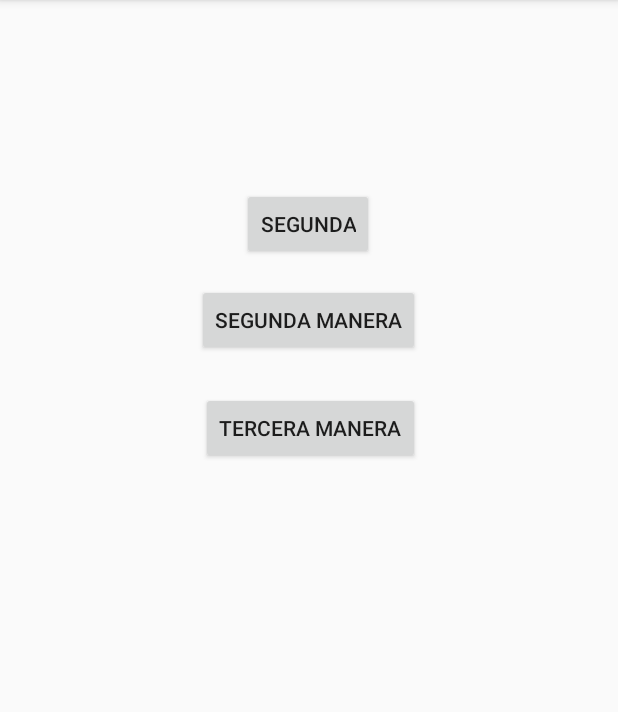
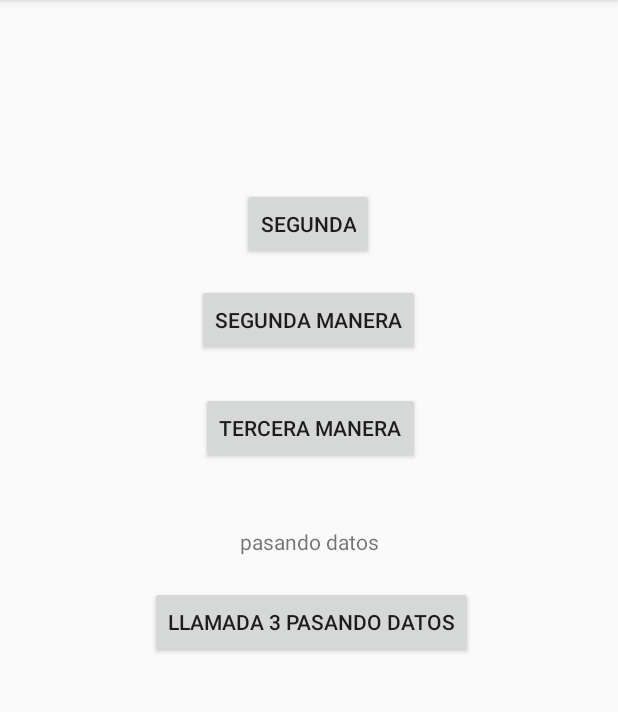
Before and after one commit to jvifdz/PruebaIntents, an Android app: the screen it shows after launch (MainActivity), on a phone screen of 412 x 824 dp, the part 84-796 px from its top. Run offline under Robolectric (Android 15) with nearby library versions, the phone set to English and light mode, and no system bars.

Commit message:
Intent pasando datos desde codigo

```diff
--- a/app/src/main/AndroidManifest.xml
+++ b/app/src/main/AndroidManifest.xml
@@ -9,6 +9,8 @@
             android:roundIcon="@mipmap/ic_launcher_round"
             android:supportsRtl="true"
             android:theme="@style/AppTheme">
+        <activity android:name=".ActividadPasandoDatos">
+        </activity>
         <activity android:name=".MainActivity2">
         </activity>
         <activity android:name=".MainActivity">
--- a/app/src/main/res/layout/activity_main.xml
+++ b/app/src/main/res/layout/activity_main.xml
@@ -31,5 +31,18 @@
             app:layout_constraintTop_toBottomOf="@+id/button3" app:layout_constraintStart_toStartOf="parent"
             app:layout_constraintEnd_toEndOf="parent" android:layout_marginTop="24dp"
             app:layout_constraintHorizontal_bias="0.503" android:onClick="siguiente3"/>
+    <TextView
+            android:text="pasando datos"
+            android:layout_width="wrap_content"
+            android:layout_height="wrap_content" android:id="@+id/textView3"
+            app:layout_constraintEnd_toEndOf="parent" app:layout_constraintStart_toStartOf="parent"
+            android:layout_marginTop="42dp" app:layout_constraintTop_toBottomOf="@+id/button4"/>
+    <Button
+            android:text="Llamada 3 pasando datos"
+            android:layout_width="wrap_content"
+            android:layout_height="wrap_content" android:id="@+id/button5"
+            app:layout_constraintTop_toBottomOf="@+id/textView3" app:layout_constraintEnd_toEndOf="parent"
+            app:layout_constraintStart_toStartOf="parent" android:layout_marginTop="20dp"
+            app:layout_constraintHorizontal_bias="0.507" android:onClick="siguiente4"/>
 
 </androidx.constraintlayout.widget.ConstraintLayout>
```
Also changed, not shown: app/src/main/java/com/example/pruebaintents/ActividadPasandoDatos.java (added, +23 -0 lines), app/src/main/java/com/example/pruebaintents/MainActivity.java (+10 -0 lines), app/src/main/res/layout/activity_actividad_pasando_datos.xml (added, +17 -0 lines).
